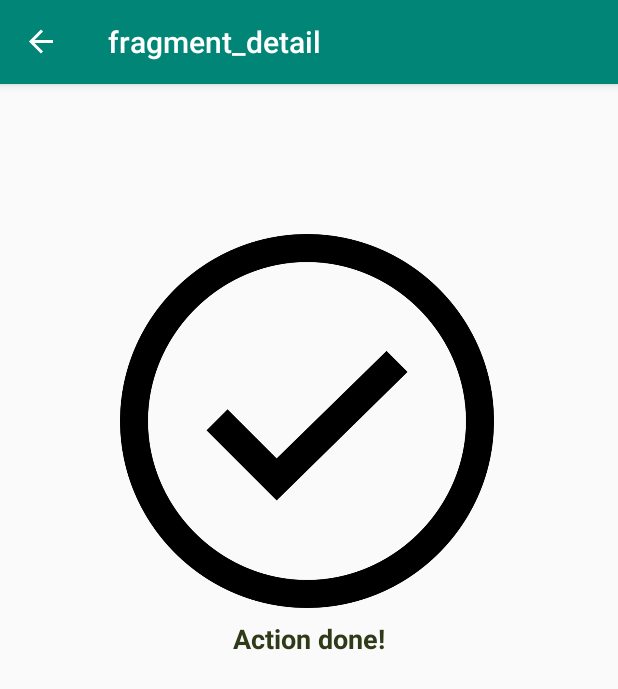
After one commit to sybrenbolandit/garden-planner, an Android app: the DoneFragment screen opened through its navigation route, on a phone screen of 412 x 824 dp. The commit adds this screen. Shown: the top 689 px of the screen. Run offline under Robolectric (Android 15) with nearby library versions, the phone set to English and light mode, and no system bars; our stand-ins replace Room's generated code, data binding, navigation-ui; 1 statement that could not run was skipped.

Commit message:
Added action details and complete flow

```diff
--- /dev/null
+++ b/app/src/main/java/nl/sybrenbolandit/gardenplanner/fragment/done/DoneFragment.kt
@@ -0,0 +1,20 @@
+package nl.sybrenbolandit.gardenplanner.fragment.done
+
+import android.os.Bundle
+import android.view.LayoutInflater
+import android.view.View
+import android.view.ViewGroup
+import androidx.databinding.DataBindingUtil
+import androidx.fragment.app.Fragment
+import nl.sybrenbolandit.gardenplanner.R
+import nl.sybrenbolandit.gardenplanner.databinding.FragmentDoneBinding
+
+class DoneFragment : Fragment() {
+    override fun onCreateView(inflater: LayoutInflater, container: ViewGroup?,
+                              savedInstanceState: Bundle?): View? {
+        val binding: FragmentDoneBinding = DataBindingUtil.inflate(
+                inflater, R.layout.fragment_done, container, false)
+
+        return binding.root
+    }
+}
--- a/app/src/main/java/nl/sybrenbolandit/gardenplanner/fragment/home/HomeFragment.kt
+++ b/app/src/main/java/nl/sybrenbolandit/gardenplanner/fragment/home/HomeFragment.kt
@@ -8,6 +8,7 @@ import androidx.databinding.DataBindingUtil
 import androidx.fragment.app.Fragment
 import androidx.lifecycle.Observer
 import androidx.lifecycle.ViewModelProviders
+import androidx.navigation.fragment.findNavController
 import nl.sybrenbolandit.gardenplanner.R
 import nl.sybrenbolandit.gardenplanner.databinding.FragmentHomeBinding
 
@@ -25,7 +26,9 @@ class HomeFragment : Fragment() {
 
         binding.homeViewModel = homeViewModel
 
-        val adapter = ActionAdapter()
+        val adapter = ActionAdapter(ActionListener { code ->
+            homeViewModel.onActionClicked(code)
+        })
         binding.actionList.adapter = adapter
         homeViewModel.actionList.observe(viewLifecycleOwner, Observer {
             it?.let {
@@ -33,6 +36,14 @@ class HomeFragment : Fragment() {
             }
         })
 
+        homeViewModel.navigateToDetails.observe(this, Observer { code ->
+            code?.let {
+
+                this.findNavController().navigate(
+                        HomeFragmentDirections.actionHomeFragmentToDetailFragment(code))
+                homeViewModel.onNavigated()
+            }
+        })
 
         return binding.root
     }
--- a/app/src/main/java/nl/sybrenbolandit/gardenplanner/fragment/home/HomeViewModel.kt
+++ b/app/src/main/java/nl/sybrenbolandit/gardenplanner/fragment/home/HomeViewModel.kt
@@ -3,12 +3,14 @@ package nl.sybrenbolandit.gardenplanner.fragment.home
 import android.app.Application
 import androidx.lifecycle.AndroidViewModel
 import androidx.lifecycle.LiveData
+import androidx.lifecycle.MutableLiveData
 import kotlinx.coroutines.CoroutineScope
 import kotlinx.coroutines.Dispatchers
 import kotlinx.coroutines.SupervisorJob
 import kotlinx.coroutines.launch
 import nl.sybrenbolandit.gardenplanner.domain.Action
 import nl.sybrenbolandit.gardenplanner.repository.ActionRepository
+import java.util.*
 
 class HomeViewModel(application: Application, actionRepository: ActionRepository) : AndroidViewModel(application) {
 
@@ -22,4 +24,16 @@ class HomeViewModel(application: Application, actionRepository: ActionRepository
     }
 
     val actionList: LiveData<List<Action>> = actionRepository.actionList
+
+    private val _navigateToDetails = MutableLiveData<String>()
+    val navigateToDetails
+        get() = _navigateToDetails
+
+    fun onActionClicked(code: UUID) {
+        _navigateToDetails.value = code.toString()
+    }
+
+    fun onNavigated() {
+        _navigateToDetails.value = null
+    }
 }
--- a/app/src/main/java/nl/sybrenbolandit/gardenplanner/repository/database/ActionDao.kt
+++ b/app/src/main/java/nl/sybrenbolandit/gardenplanner/repository/database/ActionDao.kt
@@ -15,4 +15,7 @@ interface ActionDao {
     @Insert(onConflict = OnConflictStrategy.IGNORE)
     fun insertAll(actionList: List<DatabaseAction>)
 
+    @Query("SELECT * FROM actions WHERE code = :code")
+    fun findActionByCode(code: String): DatabaseAction
+
 }
--- /dev/null
+++ b/app/src/main/res/layout/fragment_done.xml
@@ -0,0 +1,40 @@
+<?xml version="1.0" encoding="utf-8"?>
+<layout xmlns:android="http://schemas.android.com/apk/res/android"
+    xmlns:app="http://schemas.android.com/apk/res-auto"
+    xmlns:tools="http://schemas.android.com/tools"
+    tools:context=".fragment.done.DoneFragment">
+
+    <androidx.constraintlayout.widget.ConstraintLayout
+        android:id="@+id/doneConstraintLayout"
+        android:layout_width="match_parent"
+        android:layout_height="match_parent">
+
+        <ImageView
+            android:id="@+id/doneImage"
+            android:layout_width="301dp"
+            android:layout_height="249dp"
+            android:layout_marginTop="100dp"
+            android:contentDescription="@string/icon_succes_description"
+            android:scaleType="fitCenter"
+            app:layout_constraintEnd_toEndOf="parent"
+            app:layout_constraintHorizontal_bias="0.49"
+            app:layout_constraintStart_toStartOf="parent"
+            app:layout_constraintTop_toTopOf="parent"
+            app:srcCompat="@drawable/icon_success" />
+
+        <TextView
+            android:id="@+id/doneText"
+            style="@style/HeaderStyle"
+            android:layout_width="wrap_content"
+            android:layout_height="wrap_content"
+            android:layout_marginTop="8dp"
+            android:text="@string/done_text"
+            android:textColor="@color/colorAccent"
+            android:textSize="18sp"
+            android:textStyle="bold"
+            app:layout_constraintEnd_toEndOf="parent"
+            app:layout_constraintStart_toStartOf="parent"
+            app:layout_constraintTop_toBottomOf="@+id/doneImage" />
+
+    </androidx.constraintlayout.widget.ConstraintLayout>
+</layout>
--- a/app/src/main/res/navigation/navigation.xml
+++ b/app/src/main/res/navigation/navigation.xml
@@ -9,5 +9,26 @@
         android:id="@+id/homeFragment"
         android:name="nl.sybrenbolandit.gardenplanner.fragment.home.HomeFragment"
         android:label="fragment_home"
-        tools:layout="@layout/fragment_home" />
+        tools:layout="@layout/fragment_home" >
+        <action
+            android:id="@+id/action_homeFragment_to_detailFragment"
+            app:destination="@id/detailFragment" />
+    </fragment>
+    <fragment
+        android:id="@+id/detailFragment"
+        android:name="nl.sybrenbolandit.gardenplanner.fragment.detail.DetailFragment"
+        android:label="DetailFragment" >
+        <action
+            android:id="@+id/action_detailFragment_to_doneFragment"
+            app:destination="@id/doneFragment"
+            app:popUpToInclusive="false" />
+        <argument
+            android:name="code"
+            app:argType="string" />
+    </fragment>
+    <fragment
+        android:id="@+id/doneFragment"
+        android:name="nl.sybrenbolandit.gardenplanner.fragment.done.DoneFragment"
+        android:label="fragment_detail"
+        tools:layout="@layout/fragment_detail" />
 </navigation>
--- a/app/src/main/res/values/strings.xml
+++ b/app/src/main/res/values/strings.xml
@@ -1,5 +1,10 @@
 <resources>
     <string name="app_name">GardenPlanner</string>
+    <string name="done_text">Action done!</string>
+
+    <string name="complete_action_button">Complete Action!</string>
+    <string name="next_action_button">Next Action</string>
 
     <string name="icon_action_type_description">Action type icon</string>
+    <string name="icon_succes_description">Success icon</string>
 </resources>
```
Also changed, not shown: app/src/main/java/nl/sybrenbolandit/gardenplanner/fragment/detail/DetailFragment.kt (added, +37 -0 lines), app/src/main/java/nl/sybrenbolandit/gardenplanner/fragment/detail/DetailViewModel.kt (added, +26 -0 lines), app/src/main/java/nl/sybrenbolandit/gardenplanner/fragment/detail/DetailViewModelFactory.kt (added, +22 -0 lines), app/src/main/java/nl/sybrenbolandit/gardenplanner/fragment/home/ActionAdapter.kt (+9 -3 lines), app/src/main/java/nl/sybrenbolandit/gardenplanner/repository/ActionRepository.kt (+11 -0 lines), app/src/main/java/nl/sybrenbolandit/gardenplanner/repository/database/DatabaseAction.kt (+10 -8 lines), app/src/main/res/layout/fragment_detail.xml (added, +72 -0 lines), app/src/main/res/layout/list_item_action.xml (+6 -1 lines), app/src/main/res/drawable-v24/icon_success.jpg (added).
